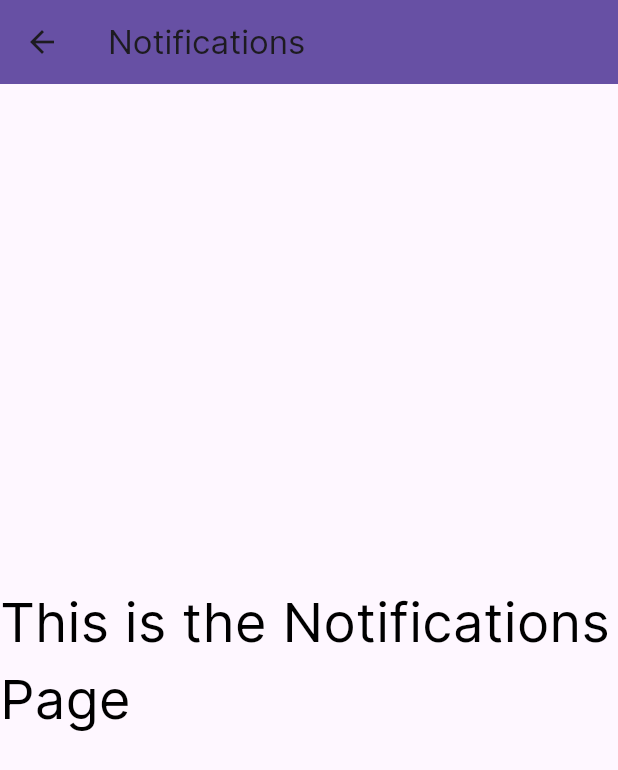
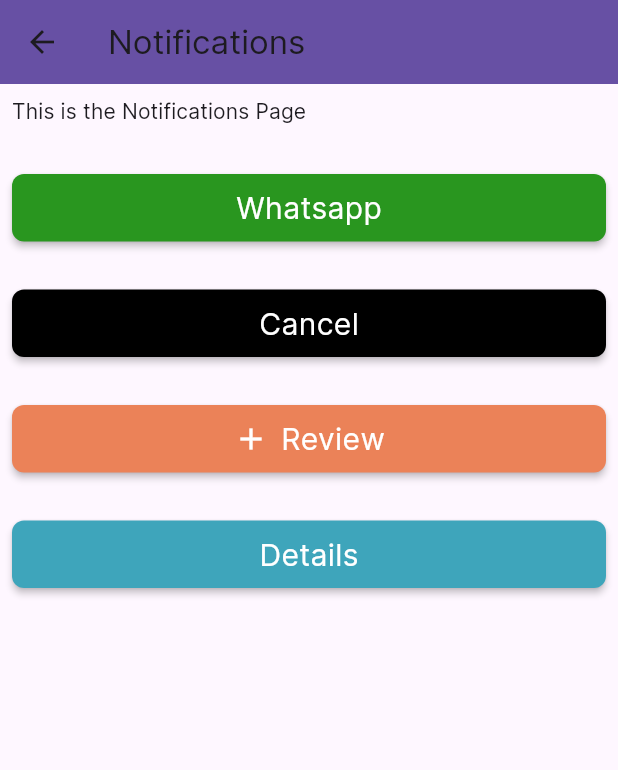
Before and after one commit to sajid9505/Finance-Project-with-Flutter, a Flutter app: the NotificationsPage screen opened directly, on a phone screen of 412 x 824 dp. Shown: the top 770 px of the screen. Run offline on Flutter 3.47's test engine with Material 3 defaults, Android fonts, the light colour scheme and no system bars; our stand-ins replace flutter_svg; network calls fail.

Commit message:
button widgets created

```diff
--- /dev/null
+++ b/finance_tracker_mobile_application/lib/components/cancel_button.dart
@@ -0,0 +1,67 @@
+import 'package:finance_tracker_mobile_application/utils/constants/colors.dart';
+import 'package:flutter/material.dart';
+
+class BlackButton extends StatelessWidget {
+  final VoidCallback onPressed;
+  final Widget child;
+  final Color color;
+  final double elevation;
+
+  const BlackButton({
+    required this.onPressed,
+    required this.child,
+    this.color = TColors.buttonBlack,
+    this.elevation = 2.0,
+    Key? key,
+  }) : super(key: key);
+
+  @override
+  Widget build(BuildContext context) {
+    return Material(
+      elevation: elevation,
+      borderRadius: BorderRadius.circular(8.0), // Adjust the radius as needed
+      color: color,
+      child: InkWell(
+        onTap: onPressed,
+        child: Padding(
+          padding: const EdgeInsets.all(8.0),
+          child: child,
+        ),
+      ),
+    );
+  }
+}
+
+class BlackButtonWidget extends StatefulWidget {
+  const BlackButtonWidget({Key? key, required this.onPressAction, required this.title}) : super(key: key);
+
+  final String onPressAction;
+  final String title;
+
+  @override
+  // ignore: library_private_types_in_public_api
+  _BlackButtonWidgetState createState() =>
+      _BlackButtonWidgetState();
+}
+
+class _BlackButtonWidgetState
+    extends State<BlackButtonWidget> {
+  @override
+  Widget build(BuildContext context) {
+    return BlackButton(
+      onPressed: () {
+        // Add your button press logic here
+        print(widget.onPressAction);
+      },
+      child: Center(
+        child: Text(
+         (widget.title),
+          style: const TextStyle(
+            fontSize: 20,
+            color: Colors.white,
+          ),
+        ),
+      ),
+    );
+  }
+}
--- /dev/null
+++ b/finance_tracker_mobile_application/lib/components/light_blue_button.dart
@@ -0,0 +1,67 @@
+import 'package:finance_tracker_mobile_application/utils/constants/colors.dart';
+import 'package:flutter/material.dart';
+
+class LightBlueButton extends StatelessWidget {
+  final VoidCallback onPressed;
+  final Widget child;
+  final Color color;
+  final double elevation;
+
+  const LightBlueButton({
+    required this.onPressed,
+    required this.child,
+    this.color = TColors.buttonAccent,
+    this.elevation = 2.0,
+    Key? key,
+  }) : super(key: key);
+
+  @override
+  Widget build(BuildContext context) {
+    return Material(
+      elevation: elevation,
+      borderRadius: BorderRadius.circular(8.0), // Adjust the radius as needed
+      color: color,
+      child: InkWell(
+        onTap: onPressed,
+        child: Padding(
+          padding: const EdgeInsets.all(8.0),
+          child: child,
+        ),
+      ),
+    );
+  }
+}
+
+class LightBlueButtonWidget extends StatefulWidget {
+  const LightBlueButtonWidget({Key? key, required this.onPressAction, required this.title}) : super(key: key);
+
+  final String onPressAction;
+  final String title;
+
+  @override
+  // ignore: library_private_types_in_public_api
+  _LightBlueButtonWidgetState createState() =>
+      _LightBlueButtonWidgetState();
+}
+
+class _LightBlueButtonWidgetState
+    extends State<LightBlueButtonWidget> {
+  @override
+  Widget build(BuildContext context) {
+    return LightBlueButton(
+      onPressed: () {
+        // Add your button press logic here
+        print(widget.onPressAction);
+      },
+      child: Center(
+        child: Text(
+         (widget.title),
+          style: const TextStyle(
+            fontSize: 20,
+            color: Colors.white,
+          ),
+        ),
+      ),
+    );
+  }
+}
--- /dev/null
+++ b/finance_tracker_mobile_application/lib/components/orange_button.dart
@@ -0,0 +1,81 @@
+import 'package:finance_tracker_mobile_application/utils/constants/colors.dart';
+import 'package:flutter/material.dart';
+
+class OrangeButton extends StatelessWidget {
+  final VoidCallback onPressed;
+  final Widget child;
+  final Color color;
+  final double elevation;
+
+  const OrangeButton({
+    required this.onPressed,
+    required this.child,
+    this.color = TColors.buttonSecondary,
+    this.elevation = 2.0,
+    Key? key,
+  }) : super(key: key);
+
+  @override
+  Widget build(BuildContext context) {
+    return Material(
+      elevation: elevation,
+      borderRadius: BorderRadius.circular(8.0), // Adjust the radius as needed
+      color: color,
+      child: InkWell(
+        onTap: onPressed,
+        child: Padding(
+          padding: const EdgeInsets.all(8.0),
+          child: child,
+        ),
+      ),
+    );
+  }
+}
+
+class OrangeButtonWidget extends StatefulWidget {
+  const OrangeButtonWidget(
+      {Key? key, required this.onPressAction, required this.title, this.icon})
+      : super(key: key);
+
+  final String onPressAction;
+  final String title;
+  final String? icon;
+
+  @override
+  // ignore: library_private_types_in_public_api
+  _OrangeButtonWidgetState createState() => _OrangeButtonWidgetState();
+}
+
+class _OrangeButtonWidgetState extends State<OrangeButtonWidget> {
+  @override
+  Widget build(BuildContext context) {
+    return OrangeButton(
+      onPressed: () {
+        // Add your button press logic here
+        print(widget.onPressAction);
+        print(widget.icon);
+      },
+      child: Center(
+        child: Row(
+          mainAxisAlignment: MainAxisAlignment.center,
+          mainAxisSize: MainAxisSize.min,
+          children: [
+            if (widget.icon != null)
+              const Icon(
+                Icons.add, // TO DO: replace this with icons once figured out how to use icons for our project
+                color: Colors.white,
+              ),
+            const SizedBox(width: 8), // Add some space between the icon and text
+            Text(
+              widget.title,
+              style: const TextStyle(
+                fontSize: 20,
+                color: Colors.white,
+              ),
+            ),
+          ],
+        ),
+      ),
+    );
+  }
+}
--- /dev/null
+++ b/finance_tracker_mobile_application/lib/components/whatsapp_button.dart
@@ -0,0 +1,66 @@
+import 'package:finance_tracker_mobile_application/utils/constants/colors.dart';
+import 'package:flutter/material.dart';
+
+class CustomWhatsappButton extends StatelessWidget {
+  final VoidCallback onPressed;
+  final Widget child;
+  final Color color;
+  final double elevation;
+
+  const CustomWhatsappButton({
+    required this.onPressed,
+    required this.child,
+    this.color = TColors.buttonWhatsapp,
+    this.elevation = 2.0,
+    Key? key,
+  }) : super(key: key);
+
+  @override
+  Widget build(BuildContext context) {
+    return Material(
+      elevation: elevation,
+      borderRadius: BorderRadius.circular(8.0), // Adjust the radius as needed
+      color: color,
+      child: InkWell(
+        onTap: onPressed,
+        child: Padding(
+          padding: const EdgeInsets.all(8.0),
+          child: child,
+        ),
+      ),
+    );
+  }
+}
+
+class CustomWhatsappButtonWidget extends StatefulWidget {
+  const CustomWhatsappButtonWidget({Key? key, required this.onPressAction}) : super(key: key);
+
+  final String onPressAction;
+
+  @override
+  // ignore: library_private_types_in_public_api
+  _CustomWhatsappButtonWidgetState createState() =>
+      _CustomWhatsappButtonWidgetState();
+}
+
+class _CustomWhatsappButtonWidgetState
+    extends State<CustomWhatsappButtonWidget> {
+  @override
+  Widget build(BuildContext context) {
+    return CustomWhatsappButton(
+      onPressed: () {
+        // Add your button press logic here
+        print(widget.onPressAction);
+      },
+      child: const Center(
+        child: Text(
+          'Whatsapp',
+          style: TextStyle(
+            fontSize: 20,
+            color: Colors.white,
+          ),
+        ),
+      ),
+    );
+  }
+}
--- a/finance_tracker_mobile_application/lib/pages/notifications_page.dart
+++ b/finance_tracker_mobile_application/lib/pages/notifications_page.dart
@@ -1,4 +1,9 @@
-import 'package:finance_tracker_mobile_application/utils/theme/custom_themes/text_theme.dart';
+import 'package:finance_tracker_mobile_application/components/budget_card.dart';
+import 'package:finance_tracker_mobile_application/components/cancel_button.dart';
+import 'package:finance_tracker_mobile_application/components/light_blue_button.dart';
+import 'package:finance_tracker_mobile_application/components/orange_button.dart';
+import 'package:finance_tracker_mobile_application/components/whatsapp_button.dart';
+import 'package:finance_tracker_mobile_application/utils/constants/sizes.dart';
 import 'package:flutter/material.dart';
 
 class NotificationsPage extends StatelessWidget {
@@ -6,6 +11,7 @@
 
   @override
   Widget build(BuildContext context) {
+    final ThemeData theme = Theme.of(context);
 
     return Scaffold(
       appBar: AppBar(
@@ -31,10 +37,43 @@
 
           // Text Themes
 
-        child: Text(
-          'This is the Notifications Page',
-          style: TTextTheme.textTheme.headlineLarge // Apply your custom text style from the theme
+          child: ListView(
+        padding: const EdgeInsets.all(TSizes.sm),
+        children: [
+          Text('This is the Notifications Page',
+              style: theme.textTheme
+                  .labelLarge // Apply your custom text style from the theme
               ),
+
+          const Padding(padding: EdgeInsets.all(TSizes.md)),
+
+          const CustomWhatsappButtonWidget(
+            onPressAction: 'Hello World',
+          ),
+
+          const Padding(padding: EdgeInsets.all(TSizes.md)),
+
+          const BlackButtonWidget(
+            title: 'Cancel',
+            onPressAction: 'Cancelled',
+          ),
+
+          const Padding(padding: EdgeInsets.all(TSizes.md)),
+
+          const OrangeButtonWidget(
+            title: 'Review',
+            onPressAction: 'Reviewed',
+            icon: 'Icon',
+          ),
+
+          const Padding(padding: EdgeInsets.all(TSizes.md)),
+
+          const LightBlueButtonWidget(
+            title: 'Details',
+            onPressAction: 'Detail viewed',
+          ),
+        ],
+      )
 
           // Elevated Button Calling
 
```
Lines whose indentation alone changed are shown as unchanged.
